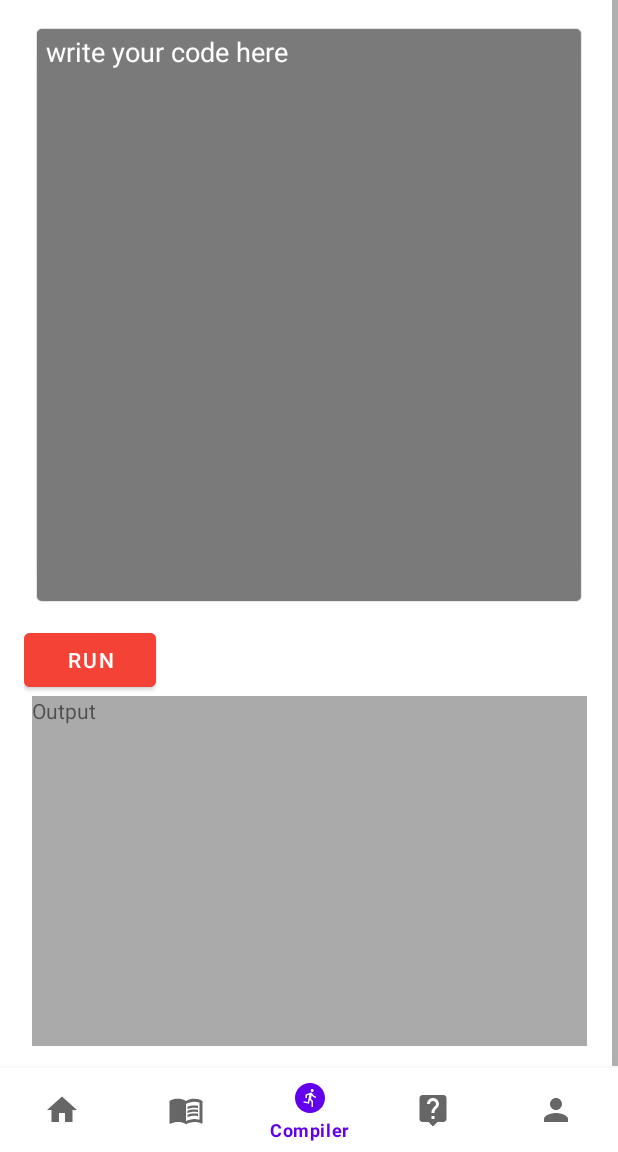
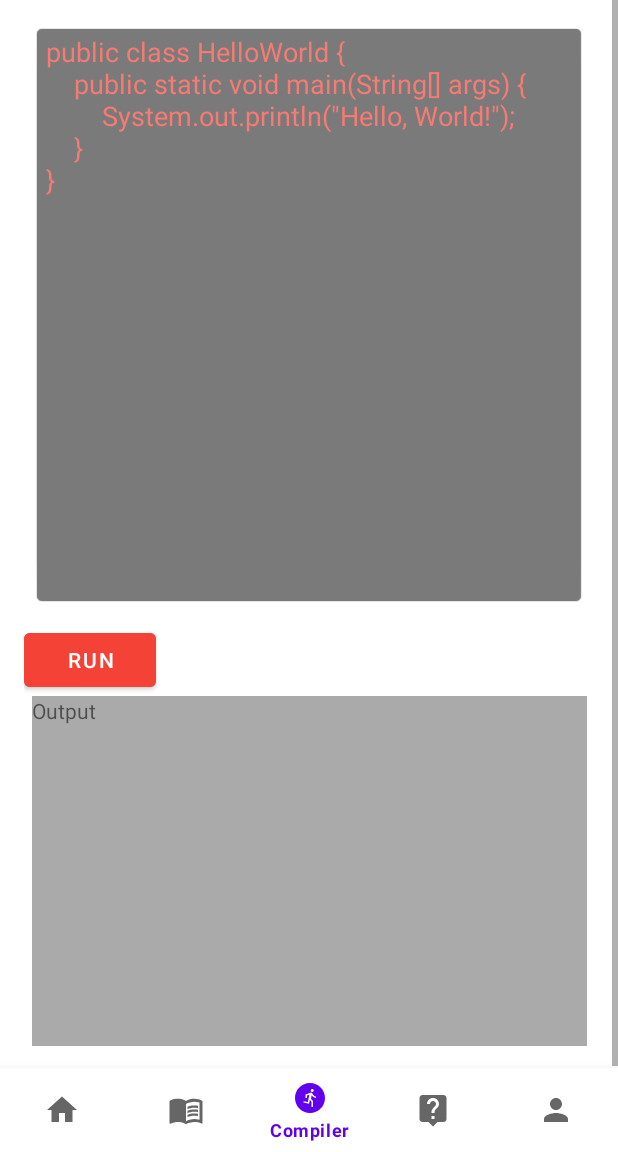
Before and after one commit to mh21adq/NextGen_Coders, an Android app: the CompilerFragment screen opened through its navigation route, on a phone screen of 412 x 824 dp, the part 84-1236 px from its top. Run offline under Robolectric (Android 15) with nearby library versions, the phone set to English and light mode, and no system bars; our stand-ins replace navigation-ui.

Commit message:
Set default code for the compiler

```diff
--- a/app/src/main/java/com/example/next/ui/ai/ChatGPTActivity.java
+++ b/app/src/main/java/com/example/next/ui/ai/ChatGPTActivity.java
@@ -60,7 +60,7 @@ public class ChatGPTActivity extends AppCompatActivity {
                 OpenAIRequest request = new OpenAIRequest("gpt-4", messages); // Assuming "gpt-4" is your intended model
 
                 // Adjust 'YOUR_OPENAI_API_KEY' with your actual API key
-                String authHeader = "Bearer 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";
+                String authHeader = "Bearer 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";
 
                 // Make the API call
                 openAIService.createChatCompletion(authHeader, request).enqueue(new Callback<OpenAIResponse>() {
--- a/app/src/main/java/com/example/next/ui/compiler/CompilerFragment.java
+++ b/app/src/main/java/com/example/next/ui/compiler/CompilerFragment.java
@@ -41,6 +41,14 @@ public class CompilerFragment extends Fragment {
         codeEditor = root.findViewById(R.id.codeEditor);
         outputTextView = root.findViewById(R.id.outputTextView);
         runButton = root.findViewById(R.id.runButton);
+
+        // Initialize the code editor with a default "Hello World" Java program
+        String defaultHelloWorldCode = "public class HelloWorld {\n" +
+                "    public static void main(String[] args) {\n" +
+                "        System.out.println(\"Hello, World!\");\n" +
+                "    }\n" +
+                "}";
+        codeEditor.setText(defaultHelloWorldCode);
 
         runButton.setOnClickListener(new View.OnClickListener() {
             @Override
```
Also changed, not shown: app/src/main/java/com/example/next/LearnJavaActivity.java (+14 -11 lines), app/src/main/java/com/example/next/ReadingMaterialActivity.java (+14 -2 lines), 8 other files.
